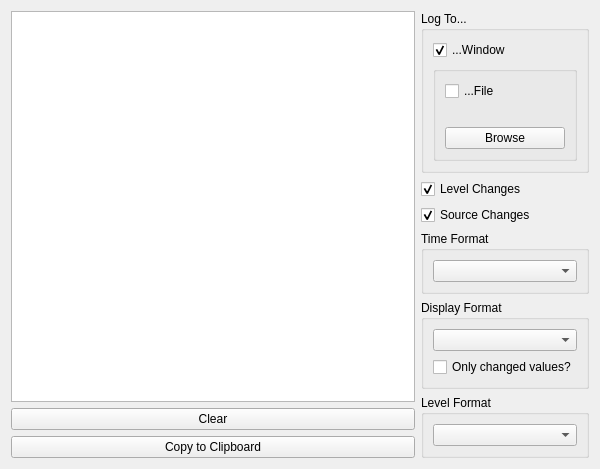
Before: the Qt Designer form ui/logwindow.ui in docsteer/sacnview, drawn with Qt 5.
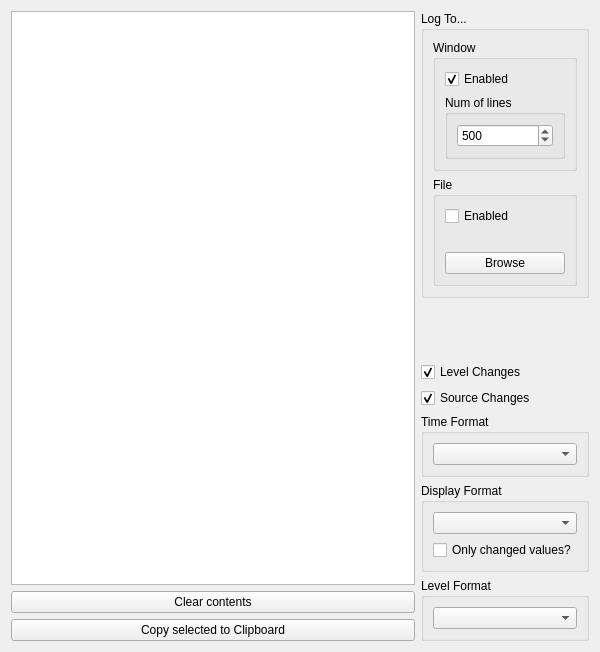
After: the same form once the commit is applied. Icons and pictures are not drawn.

Commit message:
Move to listview
Pointers to ref
QPlainTextEdit swapped out for QListWidget
Restrict number of window log lines

The edit to the form file:
```diff
--- a/ui/logwindow.ui
+++ b/ui/logwindow.ui
@@ -7,7 +7,7 @@
     <x>0</x>
     <y>0</y>
     <width>600</width>
-    <height>435</height>
+    <height>652</height>
    </rect>
   </property>
   <property name="sizePolicy">
@@ -31,26 +31,14 @@
   </property>
   <layout class="QGridLayout" name="gridLayout" columnstretch="1,0,0">
    <item row="0" column="0">
-    <layout class="QVBoxLayout" name="verticalLayout_Log" stretch="2,0,0">
+    <layout class="QVBoxLayout" name="verticalLayout_Log" stretch="1,0,0">
      <item>
-      <widget class="QPlainTextEdit" name="teLog">
-       <property name="sizePolicy">
-        <sizepolicy hsizetype="Expanding" vsizetype="Expanding">
-         <horstretch>0</horstretch>
-         <verstretch>0</verstretch>
-        </sizepolicy>
+      <widget class="QListWidget" name="lvLog">
+       <property name="editTriggers">
+        <set>QAbstractItemView::NoEditTriggers</set>
        </property>
-       <property name="sizeAdjustPolicy">
-        <enum>QAbstractScrollArea::AdjustToContents</enum>
-       </property>
-       <property name="undoRedoEnabled">
-        <bool>false</bool>
-       </property>
-       <property name="readOnly">
-        <bool>true</bool>
-       </property>
-       <property name="textInteractionFlags">
-        <set>Qt::NoTextInteraction</set>
+       <property name="selectionMode">
+        <enum>QAbstractItemView::ExtendedSelection</enum>
        </property>
       </widget>
      </item>
@@ -69,7 +57,7 @@
         </size>
        </property>
        <property name="text">
-        <string>Clear</string>
+        <string>Clear contents</string>
        </property>
       </widget>
      </item>
@@ -88,7 +76,7 @@
         </size>
        </property>
        <property name="text">
-        <string>Copy to Clipboard</string>
+        <string>Copy selected to Clipboard</string>
        </property>
       </widget>
      </item>
@@ -109,25 +97,86 @@
        </property>
        <layout class="QVBoxLayout" name="verticalLayout">
         <item>
-         <widget class="QCheckBox" name="cbLogToWindow">
-          <property name="text">
-           <string>...Window</string>
+         <widget class="QGroupBox" name="gbLogToWindow">
+          <property name="sizePolicy">
+           <sizepolicy hsizetype="Expanding" vsizetype="Expanding">
+            <horstretch>0</horstretch>
+            <verstretch>0</verstretch>
+           </sizepolicy>
           </property>
-          <property name="checked">
-           <bool>true</bool>
+          <property name="title">
+           <string>Window</string>
           </property>
+          <layout class="QVBoxLayout" name="verticalLayout_6">
+           <item>
+            <widget class="QCheckBox" name="cbLogToWindow">
+             <property name="text">
+              <string>Enabled</string>
+             </property>
+             <property name="checked">
+              <bool>true</bool>
+             </property>
+            </widget>
+           </item>
+           <item>
+            <widget class="QGroupBox" name="gbLogToWindowLimit">
+             <property name="sizePolicy">
+              <sizepolicy hsizetype="Expanding" vsizetype="Expanding">
+               <horstretch>0</horstretch>
+               <verstretch>0</verstretch>
+              </sizepolicy>
+             </property>
+             <property name="title">
+              <string>Num of lines</string>
+             </property>
+             <layout class="QVBoxLayout" name="verticalLayout_7">
+              <item>
+               <widget class="QSpinBox" name="sbLogtoWindowLimit">
+                <property name="sizePolicy">
+                 <sizepolicy hsizetype="Expanding" vsizetype="Expanding">
+                  <horstretch>0</horstretch>
+                  <verstretch>0</verstretch>
+                 </sizepolicy>
+                </property>
+                <property name="minimum">
+                 <number>1</number>
+                </property>
+                <property name="maximum">
+                 <number>1000000</number>
+                </property>
+                <property name="value">
+                 <number>500</number>
+                </property>
+               </widget>
+              </item>
+             </layout>
+            </widget>
+           </item>
+          </layout>
          </widget>
         </item>
         <item>
          <widget class="QGroupBox" name="gbLogToFile">
+          <property name="sizePolicy">
+           <sizepolicy hsizetype="Expanding" vsizetype="Expanding">
+            <horstretch>0</horstretch>
+            <verstretch>0</verstretch>
+           </sizepolicy>
+          </property>
           <property name="title">
-           <string/>
+           <string>File</string>
           </property>
           <layout class="QVBoxLayout" name="verticalLayout_5">
            <item>
             <widget class="QCheckBox" name="cbLogToFile">
+             <property name="sizePolicy">
+              <sizepolicy hsizetype="Expanding" vsizetype="Expanding">
+               <horstretch>0</horstretch>
+               <verstretch>0</verstretch>
+              </sizepolicy>
+             </property>
              <property name="text">
-              <string>...File</string>
+              <string>Enabled</string>
              </property>
             </widget>
            </item>
@@ -140,6 +189,12 @@
            </item>
            <item>
             <widget class="QPushButton" name="pbLogToFile">
+             <property name="sizePolicy">
+              <sizepolicy hsizetype="Expanding" vsizetype="Expanding">
+               <horstretch>0</horstretch>
+               <verstretch>0</verstretch>
+              </sizepolicy>
+             </property>
              <property name="text">
               <string>Browse</string>
              </property>
```
The commit also changes 2 other files.
